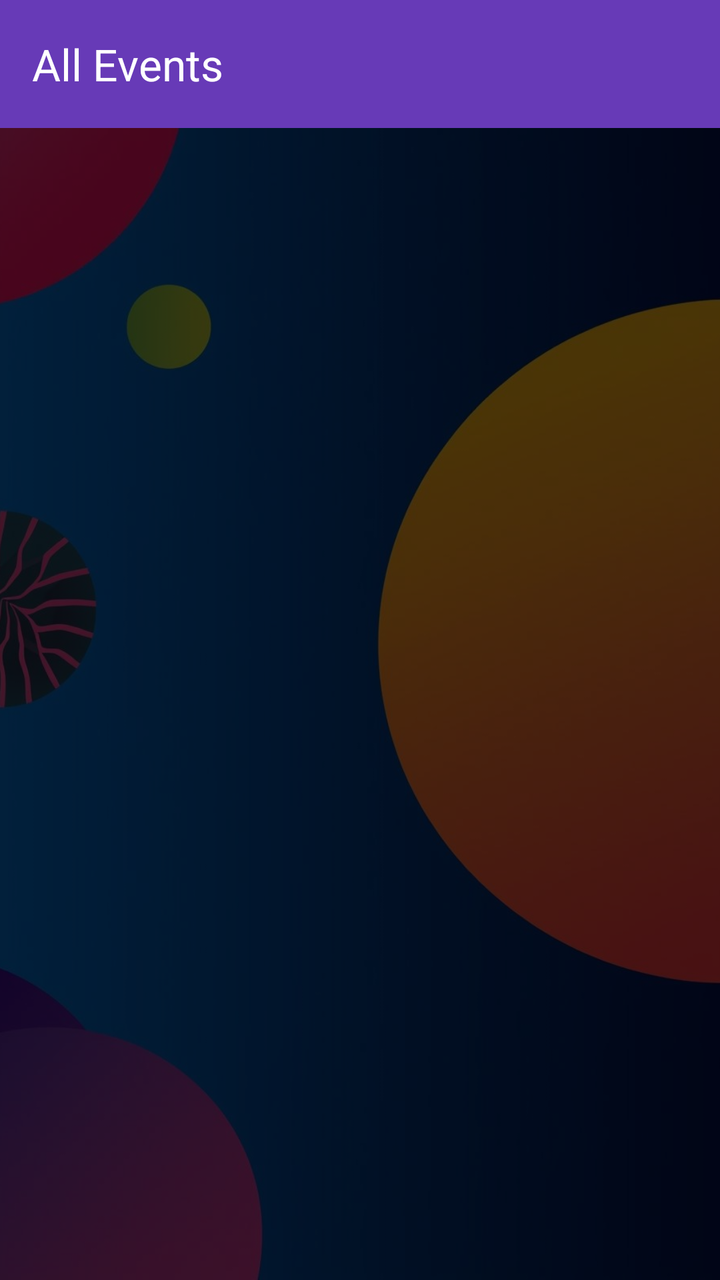
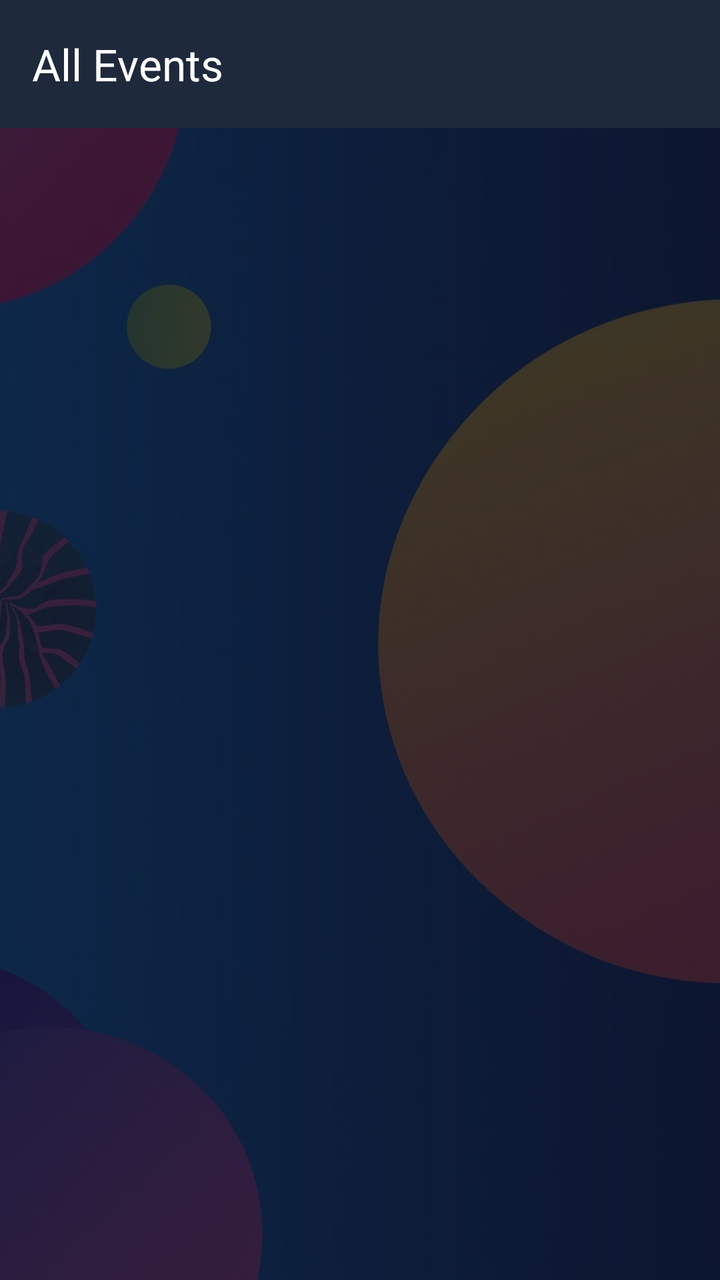

Screens rendered from an Android XML layout before and after an edit, with the pre-edit source and the edit as a unified diff.
<!-- AndroidManifest.xml: application theme Theme.EventManagementSystem -->
<!-- res/layout/activity_view_events.xml -->
<?xml version="1.0" encoding="utf-8"?>
<FrameLayout
    xmlns:android="http://schemas.android.com/apk/res/android"
    xmlns:app="http://schemas.android.com/apk/res-auto"
    android:layout_width="match_parent"
    android:layout_height="match_parent"
    android:fitsSystemWindows="true">

    
    <ImageView
        android:layout_width="match_parent"
        android:layout_height="match_parent"
        android:src="@drawable/event_activity"
        android:scaleType="centerCrop"/>

    
    <View
        android:layout_width="match_parent"
        android:layout_height="match_parent"
        android:background="#B3000000"/>

    
    <LinearLayout
        android:layout_width="match_parent"
        android:layout_height="match_parent"
        android:orientation="vertical">

        
        <com.google.android.material.appbar.MaterialToolbar
            android:id="@+id/toolbar"
            android:layout_width="match_parent"
            android:layout_height="?attr/actionBarSize"
            android:background="#673AB7"
            app:title="All Events"
            app:titleTextColor="@android:color/white"/>

        
        <TextView
            android:id="@+id/tvEmpty"
            android:layout_width="match_parent"
            android:layout_height="wrap_content"
            android:text="No Events Available"
            android:textSize="18sp"
            android:textStyle="bold"
            android:textColor="@android:color/white"
            android:gravity="center"
            android:visibility="gone"
            android:layout_marginTop="40dp"/>

        
        <androidx.recyclerview.widget.RecyclerView
            android:id="@+id/recyclerView"
            android:layout_width="match_parent"
            android:layout_height="0dp"
            android:layout_weight="1"
            android:padding="12dp"
            android:clipToPadding="false"/>

    </LinearLayout>

</FrameLayout>
<!-- resources referenced by this layout -->
<resources>
  <!-- drawable event_activity: jpg bitmap (drawable, 97123 bytes) -->
  <style name="Theme.EventManagementSystem" parent="Base.Theme.EventManagementSystem" />
  <style name="Base.Theme.EventManagementSystem" parent="Theme.Material3.DayNight.NoActionBar">
          
          
      </style>
</resources>

<!-- the commit's change to res/layout/activity_view_events.xml (unified diff, before → after) -->
@@ -3,38 +3,35 @@
     xmlns:android="http://schemas.android.com/apk/res/android"
     xmlns:app="http://schemas.android.com/apk/res-auto"
     android:layout_width="match_parent"
-    android:layout_height="match_parent"
-    android:fitsSystemWindows="true">
+    android:layout_height="match_parent">
 
     
     <ImageView
         android:layout_width="match_parent"
         android:layout_height="match_parent"
         android:src="@drawable/event_activity"
-        android:scaleType="centerCrop"/>
+        android:scaleType="centerCrop"
+        android:contentDescription="Background"/>
 
     
     <View
         android:layout_width="match_parent"
         android:layout_height="match_parent"
-        android:background="#B3000000"/>
+        android:background="#CC0F172A"/>
 
-    
     <LinearLayout
         android:layout_width="match_parent"
         android:layout_height="match_parent"
         android:orientation="vertical">
 
-        
         <com.google.android.material.appbar.MaterialToolbar
             android:id="@+id/toolbar"
             android:layout_width="match_parent"
             android:layout_height="?attr/actionBarSize"
-            android:background="#673AB7"
+            android:background="#1E293B"
             app:title="All Events"
             app:titleTextColor="@android:color/white"/>
 
-        
         <TextView
             android:id="@+id/tvEmpty"
             android:layout_width="match_parent"
@@ -42,18 +39,17 @@
             android:text="No Events Available"
             android:textSize="18sp"
             android:textStyle="bold"
-            android:textColor="@android:color/white"
+            android:textColor="#94A3B8"
             android:gravity="center"
             android:visibility="gone"
-            android:layout_marginTop="40dp"/>
+            android:layout_marginTop="60dp"/>
 
-        
         <androidx.recyclerview.widget.RecyclerView
             android:id="@+id/recyclerView"
             android:layout_width="match_parent"
-            android:layout_height="0dp"
-            android:layout_weight="1"
-            android:padding="12dp"
+            android:layout_height="match_parent"
+            android:paddingTop="8dp"
+            android:paddingBottom="16dp"
             android:clipToPadding="false"/>
 
     </LinearLayout>
<!-- resource entries referenced after the edit -->
@@ -3,8 +3,13 @@
   <!-- drawable event_activity: jpg bitmap (drawable, 97123 bytes) -->
   <style name="Theme.EventManagementSystem" parent="Base.Theme.EventManagementSystem" />
   <style name="Base.Theme.EventManagementSystem" parent="Theme.Material3.DayNight.NoActionBar">
-          
-          
+          <item name="colorPrimary">@color/primary</item>
+          <item name="colorPrimaryVariant">@color/primary_dark</item>
+          <item name="colorSecondary">@color/accent_orange</item>
+          <item name="android:statusBarColor">@color/primary_dark</item>
       </style>
+  <color name="primary">#4F46E5</color>
+  <color name="primary_dark">#3730A3</color>
+  <color name="accent_orange">#F97316</color>
 </resources>
 
